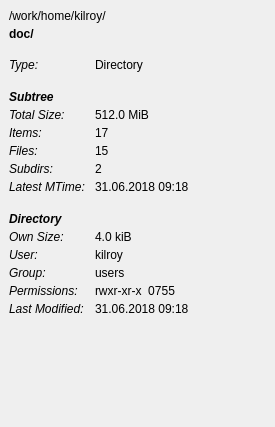
Above: src/file-details-view.ui from shundhammer/qdirstat before the change. Below: the same form after it.
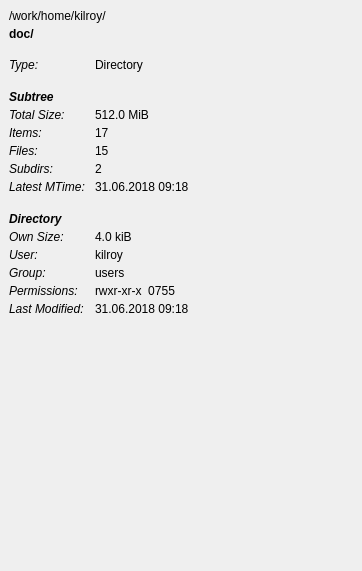
That is the form after the change.

Commit message: Details views layout fine tuning

```diff
--- a/src/file-details-view.ui
+++ b/src/file-details-view.ui
@@ -6,8 +6,8 @@
    <rect>
     <x>0</x>
     <y>0</y>
-    <width>275</width>
-    <height>427</height>
+    <width>362</width>
+    <height>571</height>
    </rect>
   </property>
   <property name="windowTitle">
```
Left out of the diff: 4 changed lines with no effect on the pictures. The commit also changes 1 other file.
